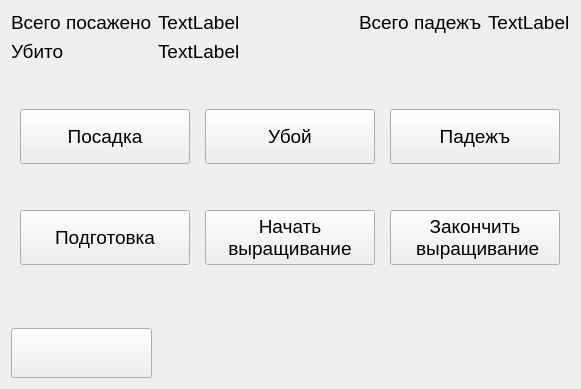
Qt form QtClient/QtClimaClient/Frames/ProductionFrame.ui (ciberslavik/climacore) before a commit.
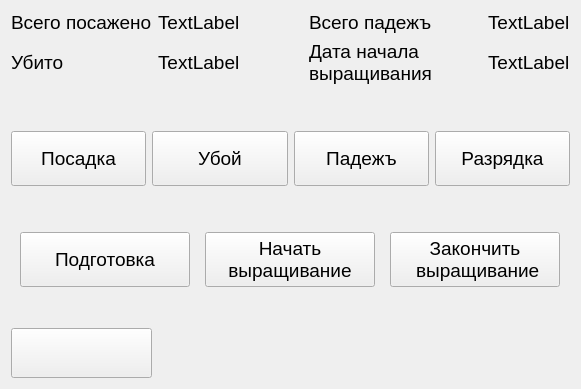
The same form after that commit. Icons and pictures are not drawn.

What changed in the file:
```diff
--- a/QtClient/QtClimaClient/Frames/ProductionFrame.ui
+++ b/QtClient/QtClimaClient/Frames/ProductionFrame.ui
@@ -19,22 +19,101 @@
    <string>Form</string>
   </property>
   <layout class="QGridLayout" name="gridLayout">
-   <item row="0" column="6">
-    <widget class="QLabel" name="label_7">
-     <property name="text">
-      <string>TextLabel</string>
-     </property>
-    </widget>
+   <item row="3" column="0" rowspan="2" colspan="8">
+    <layout class="QHBoxLayout" name="horizontalLayout_2">
+     <item>
+      <widget class="QPushButton" name="btnPlending">
+       <property name="minimumSize">
+        <size>
+         <width>0</width>
+         <height>55</height>
+        </size>
+       </property>
+       <property name="maximumSize">
+        <size>
+         <width>170</width>
+         <height>55</height>
+        </size>
+       </property>
+       <property name="text">
+        <string>Посадка</string>
+       </property>
+      </widget>
+     </item>
+     <item>
+      <widget class="QPushButton" name="btnKill">
+       <property name="minimumSize">
+        <size>
+         <width>0</width>
+         <height>55</height>
+        </size>
+       </property>
+       <property name="maximumSize">
+        <size>
+         <width>170</width>
+         <height>55</height>
+        </size>
+       </property>
+       <property name="text">
+        <string>Убой</string>
+       </property>
+      </widget>
+     </item>
+     <item>
+      <widget class="QPushButton" name="btnDeath">
+       <property name="minimumSize">
+        <size>
+         <width>0</width>
+         <height>55</height>
+        </size>
+       </property>
+       <property name="maximumSize">
+        <size>
+         <width>170</width>
+         <height>55</height>
+        </size>
+       </property>
+       <property name="text">
+        <string>Падежъ</string>
+       </property>
+      </widget>
+     </item>
+     <item>
+      <widget class="QPushButton" name="btnRefraction">
+       <property name="minimumSize">
+        <size>
+         <width>0</width>
+         <height>55</height>
+        </size>
+       </property>
+       <property name="maximumSize">
+        <size>
+         <width>16777215</width>
+         <height>55</height>
+        </size>
+       </property>
+       <property name="text">
+        <string>Разрядка</string>
+       </property>
+      </widget>
+     </item>
+    </layout>
    </item>
    <item row="1" column="2" colspan="3">
-    <widget class="QLabel" name="label_8">
+    <widget class="QLabel" name="lblKilled">
+     <property name="maximumSize">
+      <size>
+       <width>100</width>
+       <height>16777215</height>
+      </size>
+     </property>
      <property name="text">
       <string>TextLabel</string>
      </property>
     </widget>
    </item>
-   <item row="2" column="1">
-    <spacer name="verticalSpacer_3">
+   <item row="5" column="1">
+    <spacer name="verticalSpacer_2">
      <property name="orientation">
       <enum>Qt::Vertical</enum>
      </property>
@@ -49,39 +128,6 @@
      </property>
     </spacer>
    </item>
-   <item row="1" column="0" colspan="2">
-    <widget class="QLabel" name="label_6">
-     <property name="maximumSize">
-      <size>
-       <width>16777215</width>
-       <height>30</height>
-      </size>
-     </property>
-     <property name="text">
-      <string>Убито</string>
-     </property>
-    </widget>
-   </item>
-   <item row="0" column="2" colspan="3">
-    <widget class="QLabel" name="label_2">
-     <property name="text">
-      <string>TextLabel</string>
-     </property>
-    </widget>
-   </item>
-   <item row="7" column="0">
-    <spacer name="verticalSpacer">
-     <property name="orientation">
-      <enum>Qt::Vertical</enum>
-     </property>
-     <property name="sizeHint" stdset="0">
-      <size>
-       <width>20</width>
-       <height>40</height>
-      </size>
-     </property>
-    </spacer>
-   </item>
    <item row="8" column="0" colspan="2">
     <widget class="QPushButton" name="btnReturn">
      <property name="minimumSize">
@@ -111,6 +157,26 @@
      </property>
     </widget>
    </item>
+   <item row="0" column="7">
+    <widget class="QLabel" name="lblDead">
+     <property name="text">
+      <string>TextLabel</string>
+     </property>
+    </widget>
+   </item>
+   <item row="1" column="0" colspan="2">
+    <widget class="QLabel" name="label_6">
+     <property name="maximumSize">
+      <size>
+       <width>16777215</width>
+       <height>30</height>
+      </size>
+     </property>
+     <property name="text">
+      <string>Убито</string>
+     </property>
+    </widget>
+   </item>
    <item row="0" column="0" colspan="2">
     <widget class="QLabel" name="label">
      <property name="maximumSize">
@@ -124,17 +190,36 @@
      </property>
     </widget>
    </item>
-   <item row="0" column="5">
-    <widget class="QLabel" name="label_5">
+   <item row="7" column="0">
+    <spacer name="verticalSpacer">
+     <property name="orientation">
+      <enum>Qt::Vertical</enum>
+     </property>
+     <property name="sizeHint" stdset="0">
+      <size>
+       <width>20</width>
+       <height>40</height>
+      </size>
+     </property>
+    </spacer>
+   </item>
+   <item row="0" column="2" colspan="3">
+    <widget class="QLabel" name="lblTotalPlending">
+     <property name="maximumSize">
+      <size>
+       <width>100</width>
+       <height>16777215</height>
+      </size>
+     </property>
      <property name="text">
-      <string>Всего падежъ</string>
+      <string>TextLabel</string>
      </property>
     </widget>
    </item>
-   <item row="6" column="0" colspan="7">
+   <item row="6" column="0" colspan="8">
     <layout class="QHBoxLayout" name="horizontalLayout">
      <item>
-      <widget class="QPushButton" name="pushButton_3">
+      <widget class="QPushButton" name="btnPreparing">
        <property name="minimumSize">
         <size>
          <width>170</width>
@@ -153,7 +238,7 @@
       </widget>
      </item>
      <item>
-      <widget class="QPushButton" name="pushButton_2">
+      <widget class="QPushButton" name="btnStartGrowing">
        <property name="minimumSize">
         <size>
          <width>170</width>
@@ -173,7 +258,7 @@
       </widget>
      </item>
      <item>
-      <widget class="QPushButton" name="pushButton">
+      <widget class="QPushButton" name="btnEndGrowing">
        <property name="minimumSize">
         <size>
          <width>170</width>
@@ -194,8 +279,8 @@
      </item>
     </layout>
    </item>
-   <item row="5" column="1">
-    <spacer name="verticalSpacer_2">
+   <item row="2" column="1">
+    <spacer name="verticalSpacer_3">
      <property name="orientation">
       <enum>Qt::Vertical</enum>
      </property>
@@ -210,66 +295,27 @@
      </property>
     </spacer>
    </item>
-   <item row="3" column="0" rowspan="2" colspan="7">
-    <layout class="QHBoxLayout" name="horizontalLayout_2">
-     <item>
-      <widget class="QPushButton" name="pushButton_4">
-       <property name="minimumSize">
-        <size>
-         <width>0</width>
-         <height>55</height>
-        </size>
-       </property>
-       <property name="maximumSize">
-        <size>
-         <width>170</width>
-         <height>55</height>
-        </size>
-       </property>
-       <property name="text">
-        <string>Посадка</string>
-       </property>
-      </widget>
-     </item>
-     <item>
-      <widget class="QPushButton" name="pushButton_5">
-       <property name="minimumSize">
-        <size>
-         <width>0</width>
-         <height>55</height>
-        </size>
-       </property>
-       <property name="maximumSize">
-        <size>
-         <width>170</width>
-         <height>55</height>
-        </size>
-       </property>
-       <property name="text">
-        <string>Убой</string>
-       </property>
-      </widget>
-     </item>
-     <item>
-      <widget class="QPushButton" name="pushButton_6">
-       <property name="minimumSize">
-        <size>
-         <width>0</width>
-         <height>55</height>
-        </size>
-       </property>
-       <property name="maximumSize">
-        <size>
-         <width>170</width>
-         <height>55</height>
-        </size>
-       </property>
-       <property name="text">
-        <string>Падежъ</string>
-       </property>
-      </widget>
-     </item>
-    </layout>
+   <item row="0" column="5">
+    <widget class="QLabel" name="label_5">
+     <property name="text">
+      <string>Всего падежъ</string>
+     </property>
+    </widget>
+   </item>
+   <item row="1" column="5">
+    <widget class="QLabel" name="label_2">
+     <property name="text">
+      <string>Дата начала
+выращивания</string>
+     </property>
+    </widget>
+   </item>
+   <item row="1" column="7">
+    <widget class="QLabel" name="lblStartDate">
+     <property name="text">
+      <string>TextLabel</string>
+     </property>
+    </widget>
    </item>
   </layout>
  </widget>
```
